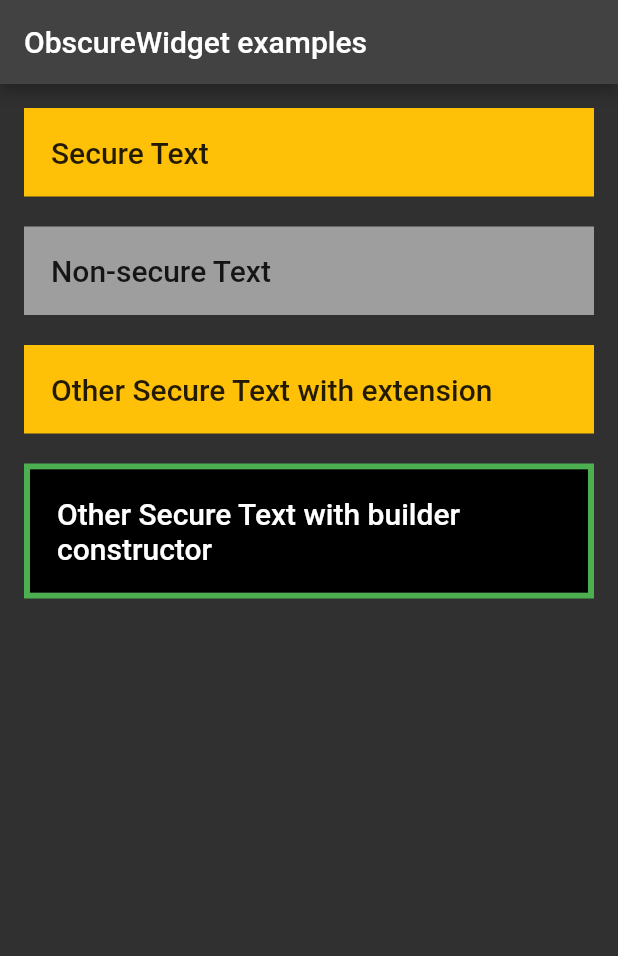
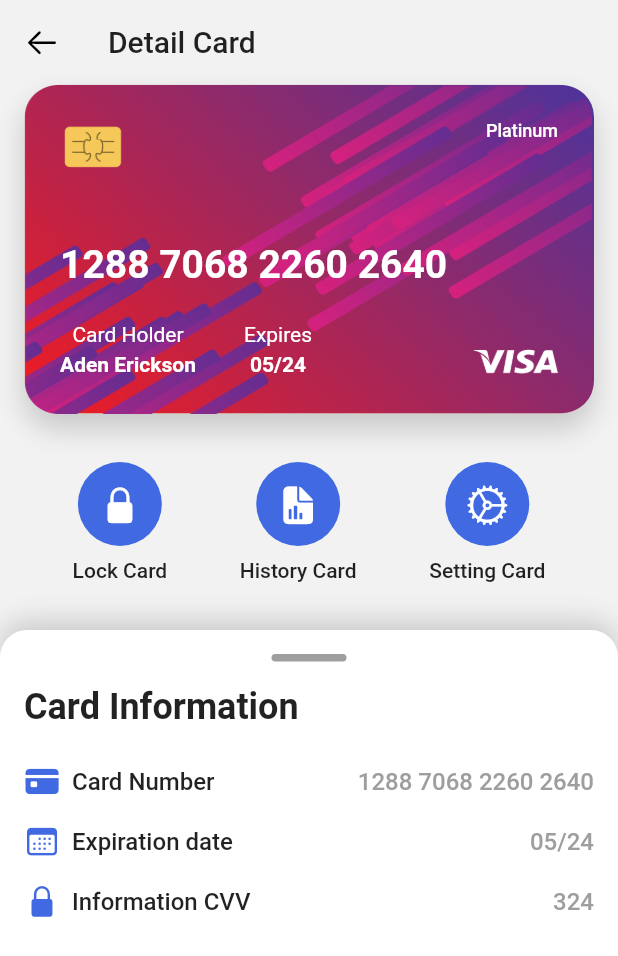
Before and after one commit to imSanjaySoni/ObscureWidget, a Flutter app: the screen it shows after launch, on a phone screen of 412 x 824 dp. Shown: the top 956 px of the screen. Run offline on Flutter 3.47's test engine with Material 2 defaults, Android fonts, the phone set to English and light mode, and no system bars.

Commit message:
Add new example app and update version to 0.0.2

```diff
--- a/example/lib/main.dart
+++ b/example/lib/main.dart
@@ -1,88 +1,314 @@
+import 'package:flutter/cupertino.dart';
 import 'package:flutter/material.dart';
+import 'package:flutter/services.dart';
 import 'package:obscure_widget/obscure_widget.dart';
 
 void main() {
   runApp(const MyApp());
 }
 
+const primaryColor = Color(0xFF4169e1);
+const whiteColor = Color(0xFFFFFFFF);
+
 class MyApp extends StatelessWidget {
   const MyApp({super.key});
 
   @override
   Widget build(BuildContext context) {
-    return MaterialApp(
-      theme: ThemeData.dark(),
-      home: Scaffold(
+    return const MaterialApp(
+      debugShowCheckedModeBanner: false,
+      home: DetailCardScreen(),
+    );
+  }
+}
+
+class DetailCardScreen extends StatelessWidget {
+  const DetailCardScreen({super.key});
+
+  @override
+  Widget build(BuildContext context) {
+    return Scaffold(
+      backgroundColor: const Color(0xFFF2F2F2),
       appBar: AppBar(
-          title: const Text('ObscureWidget examples'),
+        systemOverlayStyle: SystemUiOverlayStyle.dark,
+        backgroundColor: Colors.transparent,
+        elevation: 0,
+        centerTitle: false,
+        title: Text(
+          'Detail Card',
+          style: Theme.of(context).textTheme.headline6,
         ),
-        body: ListView(
-          padding: const EdgeInsets.all(16.0),
-          children: [
-            ObscureWidget(
-              child: Container(
-                width: double.infinity,
-                color: Colors.amber,
-                padding: const EdgeInsets.all(18.0),
-                child: Text(
-                  'Secure Text',
-                  style: Theme.of(context).textTheme.headline6,
+        leading: IconButton(
+          onPressed: () {},
+          icon: const Icon(
+            CupertinoIcons.arrow_left,
+            color: Colors.black,
           ),
         ),
       ),
+      body: Column(
+        children: const [
+          CardView(),
+          CardControls(),
+          CardInformation(),
+        ],
+      ),
+    );
+  }
+}
 
-            const SizedBox(height: 20),
+class CardView extends StatelessWidget {
+  const CardView({super.key});
 
-            Container(
+  @override
+  Widget build(BuildContext context) {
+    return Container(
+      height: 220.0,
       width: double.infinity,
-              color: Colors.grey,
-              padding: const EdgeInsets.all(18.0),
+      margin: const EdgeInsets.symmetric(horizontal: 16.0),
+      padding: const EdgeInsets.all(24.0),
+      decoration: BoxDecoration(
+        borderRadius: BorderRadius.circular(22.0),
+        image: const DecorationImage(
+          image: AssetImage('assets/card_bg.png'),
+          fit: BoxFit.fill,
+        ),
+        boxShadow: [
+          BoxShadow(
+            color: Colors.grey.withOpacity(0.5),
+            blurRadius: 16.0,
+            offset: const Offset(0, 10),
+          ),
+        ],
+      ),
+      child: DefaultTextStyle(
+        style: const TextStyle(color: Colors.white),
+        child: ObscureWidget.builder(
+          obscureBuilder: (_, bool isCaptured, Widget? child) {
+            return Column(
+              crossAxisAlignment: CrossAxisAlignment.start,
+              mainAxisAlignment: MainAxisAlignment.end,
+              children: [
+                const Align(
+                  alignment: Alignment.topRight,
                   child: Text(
-                'Non-secure Text',
-                style: Theme.of(context).textTheme.headline6,
+                    'Platinum',
+                    style: TextStyle(
+                      fontSize: 12.0,
+                      fontWeight: FontWeight.w500,
                     ),
                   ),
-
-            const SizedBox(height: 20),
-
-            Container(
-              width: double.infinity,
-              color: Colors.amber,
-              padding: const EdgeInsets.all(18.0),
-              child: Text(
-                'Other Secure Text with extension',
-                style: Theme.of(context).textTheme.headline6,
                 ),
-            ).obscured(blur: 2, blurColor: Colors.red),
-
-            const SizedBox(height: 20),
-
-            // builder example
-            ObscureWidget.builder(
-              obscureBuilder: (context, isCaptured, child) {
-                return Container(
-                  decoration: BoxDecoration(
-                    border: Border.all(
-                      width: 4,
-                      color: isCaptured ? Colors.red : Colors.green,
+                const Spacer(),
+                Text(
+                  isCaptured ? '**** **** **** ****' : '1288 7068 2260 2640',
+                  style: const TextStyle(
+                    fontSize: 26.0,
+                    fontWeight: FontWeight.bold,
                   ),
                 ),
-                  child: child,
+                const SizedBox(height: 24.0),
+                Row(
+                  children: [
+                    // Card Holder
+                    Text.rich(
+                      TextSpan(
+                        children: [
+                          const TextSpan(text: 'Card Holder\n'),
+                          TextSpan(
+                            text: isCaptured ? '**** ****' : 'Aden Erickson',
+                            style: const TextStyle(
+                              fontWeight: FontWeight.bold,
+                              height: 1.5,
+                            ),
+                          ),
+                        ],
+                      ),
+                      textAlign: TextAlign.center,
+                    ),
+
+                    const SizedBox(width: 32.0),
+
+                    // Expires
+                    Text.rich(
+                      TextSpan(
+                        children: [
+                          const TextSpan(text: 'Expires\n'),
+                          TextSpan(
+                            text: isCaptured ? '**/**' : '05/24',
+                            style: const TextStyle(
+                              fontWeight: FontWeight.bold,
+                              height: 1.5,
+                            ),
+                          ),
+                        ],
+                      ),
+                      textAlign: TextAlign.center,
+                    ),
+
+                    const Spacer()
+                  ],
+                ),
+              ],
             );
           },
+        ),
+      ),
+    );
+  }
+}
+
+class CardControls extends StatelessWidget {
+  const CardControls({super.key});
+
+  @override
+  Widget build(BuildContext context) {
+    return Padding(
+      padding: const EdgeInsets.symmetric(vertical: 32.0),
+      child: Row(
+        mainAxisAlignment: MainAxisAlignment.spaceEvenly,
+        children: [
+          _button('Lock Card', CupertinoIcons.lock_fill),
+          _button('History Card', CupertinoIcons.doc_chart_fill),
+          _button('Setting Card', CupertinoIcons.settings_solid),
+        ],
+      ),
+    );
+  }
+
+  Widget _button(String label, IconData icon) {
+    return Column(
+      children: [
+        CircleAvatar(
+          radius: 28,
+          backgroundColor: primaryColor,
+          child: Icon(
+            icon,
+            color: whiteColor,
+            size: 28,
+          ),
+        ),
+        const SizedBox(height: 8.0),
+        Text(
+          label,
+          style: const TextStyle(
+            fontWeight: FontWeight.w500,
+            fontSize: 14,
+          ),
+        ),
+      ],
+    );
+  }
+}
+
+class CardInformation extends StatelessWidget {
+  const CardInformation({super.key});
+
+  @override
+  Widget build(BuildContext context) {
+    return Expanded(
       child: Container(
         width: double.infinity,
-                color: Colors.black,
-                padding: const EdgeInsets.all(18.0),
-                child: Text(
-                  'Other Secure Text with builder constructor',
-                  style: Theme.of(context).textTheme.headline6?.copyWith(color: Colors.white),
+        padding: const EdgeInsets.all(16.0),
+        clipBehavior: Clip.antiAlias,
+        decoration: BoxDecoration(
+          color: Colors.white,
+          borderRadius: const BorderRadius.vertical(
+            top: Radius.circular(18.0),
+          ),
+          boxShadow: [
+            BoxShadow(
+              color: Colors.grey.withOpacity(0.5),
+              blurRadius: 16.0,
+              offset: const Offset(0, -5),
+            ),
+          ],
+        ),
+        child: Column(
+          crossAxisAlignment: CrossAxisAlignment.start,
+          children: [
+            _slidingBar,
+            Text(
+              'Card Information',
+              style: Theme.of(context).textTheme.headlineSmall?.copyWith(
+                    fontWeight: FontWeight.bold,
                   ),
             ),
-            )
+            const SizedBox(height: 16.0),
+            _infoItem(
+              context,
+              label: 'Card Number',
+              data: '1288 7068 2260 2640',
+              icon: CupertinoIcons.creditcard_fill,
+            ),
+            _infoItem(
+              context,
+              label: 'Expiration date',
+              data: '05/24',
+              icon: CupertinoIcons.calendar,
+            ),
+            _infoItem(
+              context,
+              label: 'Information CVV',
+              data: '324',
+              icon: CupertinoIcons.lock_fill,
+            ),
           ],
         ),
       ),
     );
   }
+
+  Widget get _slidingBar {
+    return Center(
+      child: Container(
+        height: 5.0,
+        width: 50.0,
+        margin: const EdgeInsets.only(bottom: 16.0),
+        decoration: BoxDecoration(
+          color: Colors.grey,
+          borderRadius: BorderRadius.circular(5.0),
+        ),
+      ),
+    );
   }
+
+  Widget _infoItem(
+    BuildContext context, {
+    required String label,
+    required String data,
+    required IconData icon,
+  }) {
+    return Padding(
+      padding: const EdgeInsets.symmetric(vertical: 8.0),
+      child: Row(
+        children: [
+          Icon(
+            icon,
+            color: primaryColor,
+          ),
+          const SizedBox(width: 8.0),
+          Text(
+            label,
+            style: const TextStyle(
+              fontSize: 16.0,
+              fontWeight: FontWeight.w500,
+            ),
+          ),
+          const Spacer(),
+          Text(
+            data,
+            style: const TextStyle(
+              fontSize: 16.0,
+              color: Colors.grey,
+              fontWeight: FontWeight.w500,
+            ),
+          ).obscured(
+            colorOpacity: 0.1,
+            borderRadius: BorderRadius.circular(4.0),
+          ),
+        ],
+      ),
+    );
+  }
+}
--- a/example/pubspec.yaml
+++ b/example/pubspec.yaml
@@ -53,9 +53,8 @@ flutter:
   uses-material-design: true
 
   # To add assets to your application, add an assets section, like this:
-  # assets:
-  #   - images/a_dot_burr.jpeg
-  #   - images/a_dot_ham.jpeg
+  assets:
+    - assets/card_bg.png
 
   # An image asset can refer to one or more resolution-specific "variants", see
   # https://flutter.dev/assets-and-images/#resolution-aware
--- a/pubspec.yaml
+++ b/pubspec.yaml
@@ -5,7 +5,7 @@ repository: https://github.com/imSanjaySoni/ObscureWidget/tree/main
 issue_tracker: https://github.com/imSanjaySoni/ObscureWidget/issues
 documentation: https://github.com/imSanjaySoni/ObscureWidget/tree/main#readme
 
-version: 0.0.1
+version: 0.0.2
 
 environment:
   sdk: '>=2.14.0 <4.0.0'
```
Also changed, not shown: example/assets/card_bg.png (added), 4 other files. Lines whose indentation alone changed are shown as unchanged.
